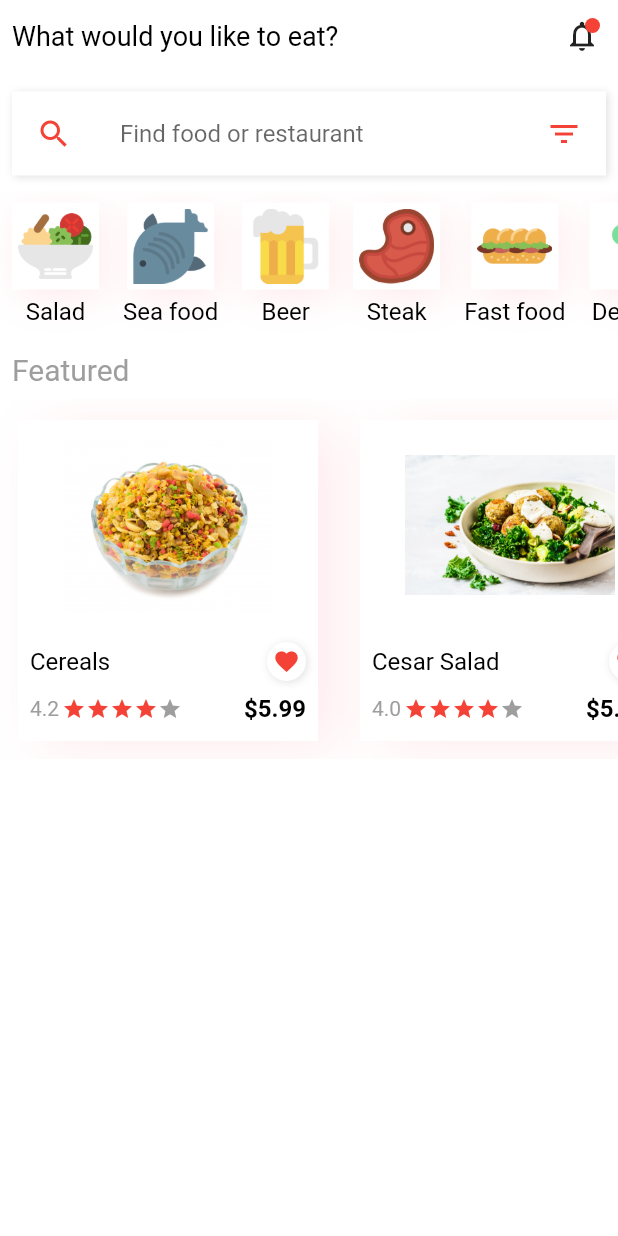
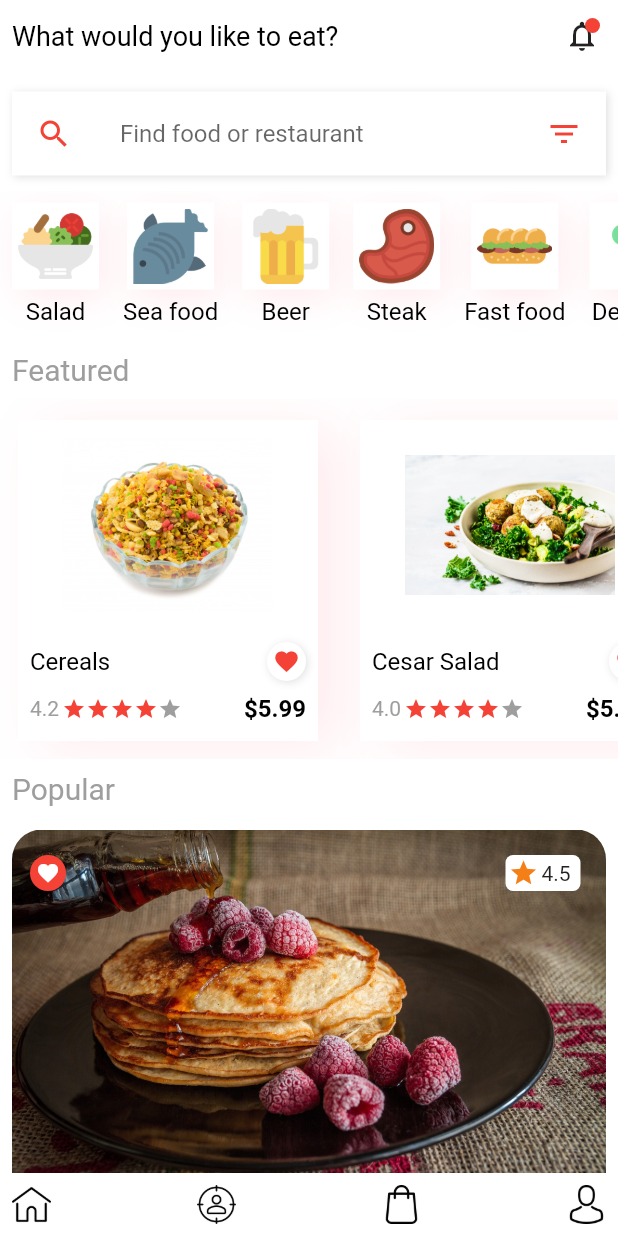
Before and after one commit to marcosanf/foodelivery-app, a Flutter app: the screen it shows after launch, on a phone screen of 412 x 824 dp. Run offline on Flutter 3.47's test engine with Material 2 defaults, Android fonts, the phone set to English and light mode, and no system bars.

Commit message:
creating a bottom navigation bar and the popular product section

```diff
--- a/lib/src/screens/home_screen.dart
+++ b/lib/src/screens/home_screen.dart
@@ -3,6 +3,7 @@ import 'package:foodelivery/src/commons.dart';
 import 'package:foodelivery/src/widgets/categories.dart';
 import 'package:foodelivery/src/widgets/custom_text.dart';
 import 'package:foodelivery/src/widgets/featured_products.dart';
+import 'package:foodelivery/src/widgets/small_button.dart';
 
 class HomeScreen extends StatelessWidget {
   @override
@@ -84,10 +85,99 @@ class HomeScreen extends StatelessWidget {
               ),
             ),
             Featured(),
+            Padding(
+              padding: const EdgeInsets.all(8.0),
+              child: CustomText(
+                text: 'Popular',
+                size: 20.0,
+                colors: grey,
+              ),
+            ),
+            Stack(
+              children: [
+                Padding(
+                  padding: const EdgeInsets.all(8.0),
+                  child: ClipRRect(
+                    borderRadius: BorderRadius.circular(20.0),
+                    child: Image.asset("images/food.jpg"),
+                  ),
+                ),
+                Padding(
+                  padding: const EdgeInsets.all(20.0),
+                  child: Row(
+                    mainAxisAlignment: MainAxisAlignment.spaceBetween,
+                    children: [
+                      SmallButton(icon: Icons.favorite),
+                      Padding(
+                        padding: const EdgeInsets.all(5.0),
+                        child: Container(
+                          width: 50,
+                          decoration: BoxDecoration(
+                            color: white,
+                            borderRadius: BorderRadius.circular(5)
+                          ),
+                          child: Row(
+                            children: [
+                              Padding(
+                                padding: const EdgeInsets.all(2.0),
+                                child: Icon(Icons.star, color: Colors.yellow.shade900,size: 20.0,),
+                              ),
+                              Text('4.5')
+                            ],
+                          )
+                        ),
+                      )
+                    ],
+                  ),
+                ),
+                Container(
+                  width: 50.0,
+                  decoration: BoxDecoration(
+                    color: white,
+                    borderRadius: BorderRadius.circular(5.0)
+                  ),
+                )
+              ],
+            )
           ],
         ),
       ),
-
+      bottomNavigationBar: Container(
+        color: white,
+        child: Row(
+          mainAxisAlignment: MainAxisAlignment.spaceBetween,
+          children: [
+            Padding(
+              padding: const EdgeInsets.all(8.0),
+              child: Image.asset(
+                'images/home.png',
+                width: 26,
+              ),
+            ),
+            Padding(
+              padding: const EdgeInsets.all(8.0),
+              child: Image.asset(
+                'images/target.png',
+                width: 26,
+              ),
+            ),
+            Padding(
+              padding: const EdgeInsets.all(8.0),
+              child: Image.asset(
+                'images/shopping-bag.png',
+                width: 26,
+              ),
+            ),
+            Padding(
+              padding: const EdgeInsets.all(8.0),
+              child: Image.asset(
+                'images/avatar.png',
+                width: 26,
+              ),
+            ),
+          ],
+        ),
+      ),
     );
   }
 }
```
